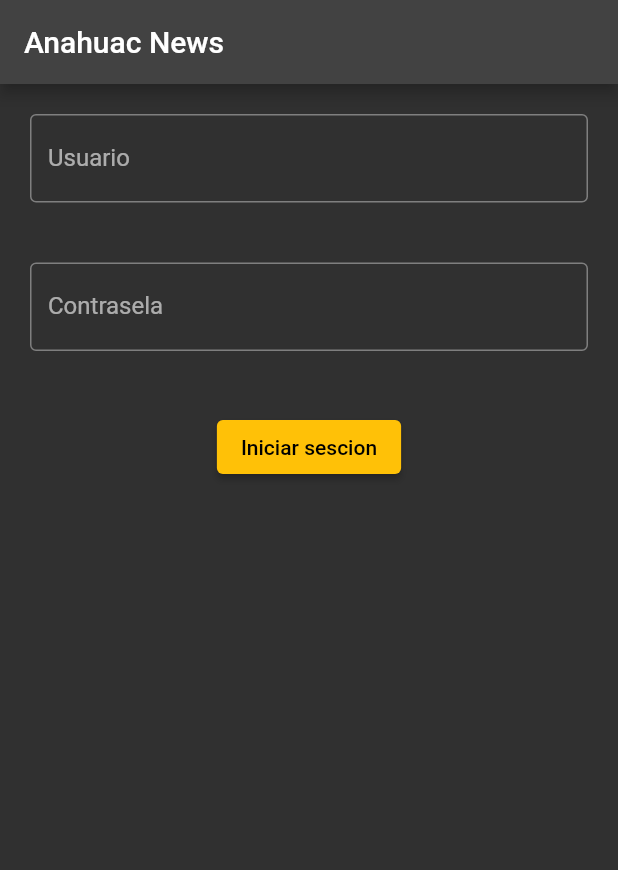
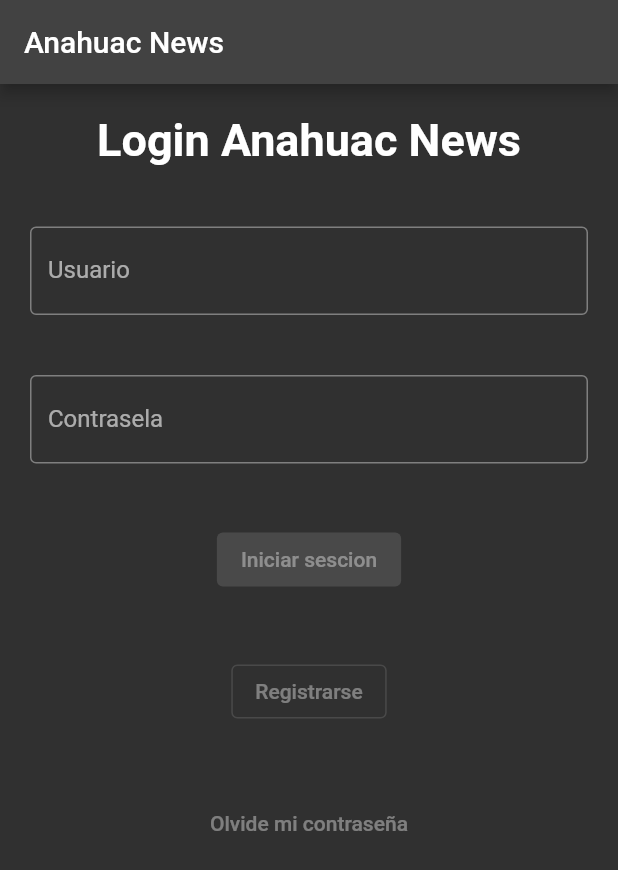
Before and after one commit to Nestor-Rs/AnahuacNews, a Flutter app: the screen it shows after launch, on a phone screen of 412 x 824 dp. Shown: the top 870 px of the screen. Run offline on Flutter 3.47's test engine with Material 2 defaults, Android fonts, the phone set to English and light mode, and no system bars; our stand-ins replace firebase_core; accounts and stored records are empty.

Commit message:
Nuevo implementacion

```diff
--- a/lib/Aplication/my_app.dart
+++ b/lib/Aplication/my_app.dart
@@ -1,5 +1,5 @@
 import 'package:flutter/material.dart';
-import 'package:anahuac_news/compoentes/zedess_api.dart';
+import 'package:anahuac_news/compoentes/screens.dart';
 
 class MyApp extends StatelessWidget {
   const MyApp({super.key});
@@ -9,18 +9,7 @@ class MyApp extends StatelessWidget {
       title: "Anahuac News",
       theme:
           ThemeData(primarySwatch: Colors.amber, brightness: Brightness.dark),
-      home: Scaffold(
-        appBar: AppBar(
-          title: Text('Anahuac News'),
-        ),
-        body: Center(
-          child: Column(children: <Widget>[
-            container(textImput('Usuario', false)),
-            container(textImput('Contrasela', true)),
-            container(buttonElevate('Iniciar sescion', () {})),
-          ]),
-        ),
-      ),
+      home: Login(),
     );
   }
 }
--- /dev/null
+++ b/lib/compoentes/screens.dart
@@ -0,0 +1,26 @@
+import 'package:flutter/material.dart';
+import 'package:anahuac_news/compoentes/zedess_api.dart';
+
+class Login extends StatelessWidget {
+  @override
+  Widget build(BuildContext context) {
+    return Scaffold(
+      appBar: AppBar(
+          title: Text('Anahuac News'),
+        ),
+        body: Center(
+          child: Column(children: <Widget>[
+            container(Text(
+              'Login Anahuac News',
+              style: titleStyle(),
+            )),
+            container(textImput('Usuario', false)),
+            container(textImput('Contrasela', true)),
+            container(buttonElevate('Iniciar sescion', null)),
+            container(buttonOutLined('Registrarse', null)),
+            container(buttonText('Olvide mi contraseña', null)),
+          ]),
+        ),
+    );
+  }
+}
--- a/lib/compoentes/zedess_api.dart
+++ b/lib/compoentes/zedess_api.dart
@@ -1,4 +1,12 @@
 import 'package:flutter/material.dart';
+
+TextStyle titleStyle() {
+  return TextStyle(fontWeight: FontWeight.bold, fontSize: 30);
+}
+
+TextStyle textStyle() {
+  return TextStyle(fontSize: 20);
+}
 
 TextField textImput(String label, bool segurity) {
   return new TextField(
```
Also changed, not shown: lib/compoentes/funtions.dart (added).
